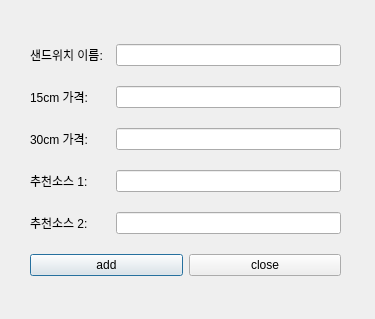
Before: the Qt Designer form kubway_real/Kubway/manage_add.ui in leejewon97/Kubway, drawn with Qt 5.
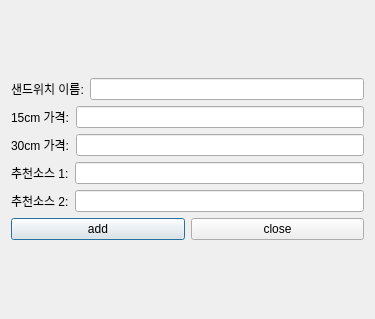
After: the same form once the commit is applied.

```diff
--- a/kubway_real/Kubway/manage_add.ui
+++ b/kubway_real/Kubway/manage_add.ui
@@ -13,26 +13,13 @@
   <property name="windowTitle">
    <string>Dialog</string>
   </property>
-  <widget class="QWidget" name="verticalLayoutWidget">
-   <property name="geometry">
-    <rect>
-     <x>30</x>
-     <y>30</y>
-     <width>311</width>
-     <height>261</height>
-    </rect>
-   </property>
+  <layout class="QVBoxLayout" name="verticalLayout_2">
+   <item>
    <layout class="QVBoxLayout" name="verticalLayout">
     <item>
      <layout class="QHBoxLayout" name="horizontalLayout_5">
       <item>
        <widget class="QLabel" name="label_5">
-        <property name="minimumSize">
-         <size>
-          <width>80</width>
-          <height>0</height>
-         </size>
-        </property>
         <property name="text">
          <string>샌드위치 이름:</string>
         </property>
@@ -47,12 +34,6 @@
      <layout class="QHBoxLayout" name="horizontalLayout_4">
       <item>
        <widget class="QLabel" name="label_4">
-        <property name="minimumSize">
-         <size>
-          <width>80</width>
-          <height>0</height>
-         </size>
-        </property>
         <property name="text">
          <string>15cm 가격:</string>
         </property>
@@ -67,12 +48,6 @@
      <layout class="QHBoxLayout" name="horizontalLayout_2">
       <item>
        <widget class="QLabel" name="label_2">
-        <property name="minimumSize">
-         <size>
-          <width>80</width>
-          <height>0</height>
-         </size>
-        </property>
         <property name="text">
          <string>30cm 가격:</string>
         </property>
@@ -87,12 +62,6 @@
      <layout class="QHBoxLayout" name="horizontalLayout">
       <item>
        <widget class="QLabel" name="label">
-        <property name="minimumSize">
-         <size>
-          <width>80</width>
-          <height>0</height>
-         </size>
-        </property>
         <property name="text">
          <string>추천소스 1:</string>
         </property>
@@ -107,12 +76,6 @@
      <layout class="QHBoxLayout" name="horizontalLayout_3">
       <item>
        <widget class="QLabel" name="label_3">
-        <property name="minimumSize">
-         <size>
-          <width>80</width>
-          <height>0</height>
-         </size>
-        </property>
         <property name="text">
          <string>추천소스 2:</string>
         </property>
@@ -142,7 +105,8 @@
      </layout>
     </item>
    </layout>
-  </widget>
+   </item>
+  </layout>
  </widget>
  <resources/>
  <connections/>
```
Lines whose indentation alone changed are shown as unchanged.
